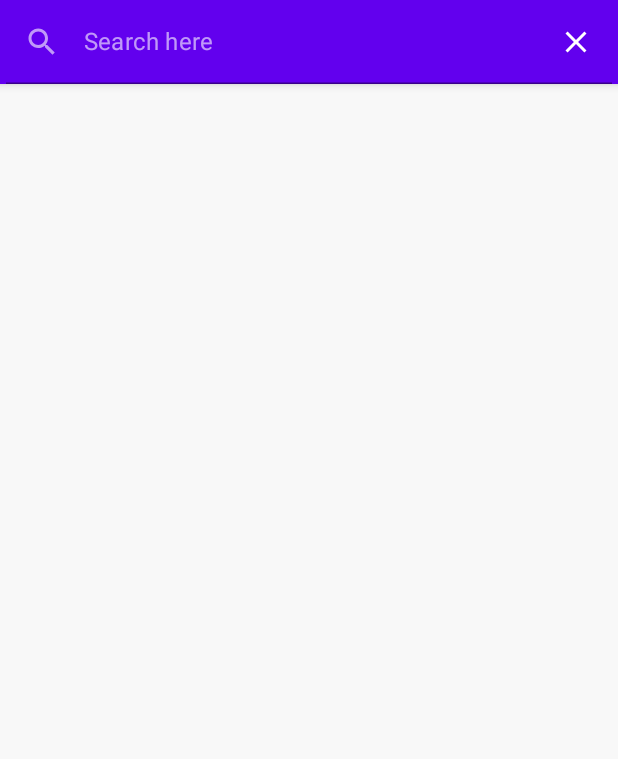
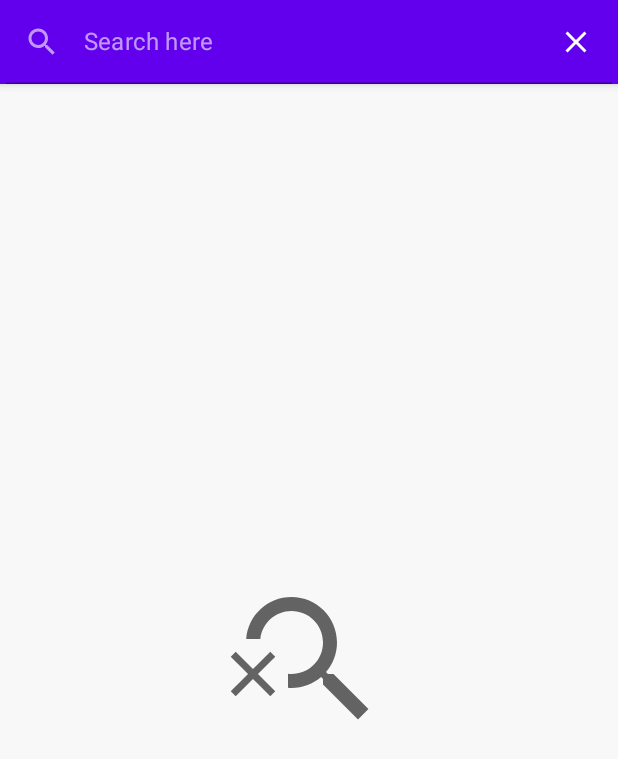
Before and after one commit to JoHwanhee/searchbook, an Android app built with Jetpack Compose: the screen it shows after launch (EntryPointActivity), after a tap on "Search Icon", on a phone screen of 412 x 824 dp. Shown: the top 759 px of the screen. Run offline under Robolectric (Android 15) with nearby library versions, the phone set to English and light mode, and no system bars; our stand-ins replace Dagger/Hilt's generated code, Room's generated code, Timber; pictures from the network do not load.

Commit message:
refactor: book list ui

```diff
--- a/app/src/main/java/com/hwanhee/searchbook/base/logger/ConsoleLoggerAdapter.kt
+++ b/app/src/main/java/com/hwanhee/searchbook/base/logger/ConsoleLoggerAdapter.kt
@@ -3,14 +3,20 @@ package com.hwanhee.searchbook.base.logger
 import com.hwanhee.searchbook.BuildConfig
 import timber.log.Timber
 
+
 class ConsoleLoggerAdapter : LoggerAdapter {
+    init {
+        Timber.plant(Timber.DebugTree())
+    }
+
     override fun e(e: Throwable) {
         Timber.e(e)
     }
 
     override fun d(message: String) {
         if (BuildConfig.DEBUG) {
-            Timber.d(message)
+
         }
+        Timber.d(message)
     }
 }
--- a/app/src/main/java/com/hwanhee/searchbook/model/Mappers.kt
+++ b/app/src/main/java/com/hwanhee/searchbook/model/Mappers.kt
@@ -133,12 +133,11 @@ fun BookDetailEntity.toBookItem(): BookItem {
 }
 
 
+
 fun List<BookItemAndDetails>.toBookItemList(): List<BookItem> {
     return this.map { it.detailEntity.toBookItem() }
 }
 
-fun List<BookItemAndDetails>.toDefaultBooksItem(): BooksItem {
-    this.toBookItemList().let {
-        return BooksItem(it.count(), 1, it.toMutableList())
-    }
+fun List<BookItem>.toDefaultBooksItem(): BooksItem {
+    return BooksItem(this.count(), 1, this.toMutableList())
 }
--- a/app/src/main/java/com/hwanhee/searchbook/ui/feature/books/BooksScreen.kt
+++ b/app/src/main/java/com/hwanhee/searchbook/ui/feature/books/BooksScreen.kt
@@ -22,6 +22,7 @@ import androidx.compose.ui.focus.FocusRequester
 import androidx.compose.ui.focus.focusRequester
 import androidx.compose.ui.graphics.Color
 import androidx.compose.ui.platform.LocalFocusManager
+import androidx.compose.ui.res.painterResource
 import androidx.compose.ui.res.stringResource
 import androidx.compose.ui.text.TextStyle
 import androidx.compose.ui.text.input.ImeAction
@@ -33,10 +34,13 @@ import com.hwanhee.searchbook.R
 import com.hwanhee.searchbook.base.InfiniteListHandler
 import com.hwanhee.searchbook.base.LAUNCH_LISTEN_FOR_EFFECTS
 import com.hwanhee.searchbook.base.SearchKeyword
+import com.hwanhee.searchbook.base.defaultCoilBuilder
+import com.hwanhee.searchbook.base.logger.Logger.d
 import com.hwanhee.searchbook.model.ui.BookItem
 import kotlinx.coroutines.flow.Flow
 import kotlinx.coroutines.flow.collect
 import kotlinx.coroutines.flow.onEach
+import kotlinx.coroutines.launch
 
 
 @Composable
@@ -52,6 +56,7 @@ fun BooksScreen(
     val focusManager = LocalFocusManager.current
     val focusRequester = remember { FocusRequester() }
     val networkError = stringResource(id = R.string.networkd_not_smooth)
+    val coroutineScope = rememberCoroutineScope()
 
     LaunchedEffect(LAUNCH_LISTEN_FOR_EFFECTS) {
         effectFlow?.onEach { effect ->
@@ -83,6 +88,9 @@ fun BooksScreen(
                     focusManager.clearFocus()
                 },
                 onCloseClicked = {
+                    coroutineScope.launch {
+                        listState.animateScrollToItem(0)
+                    }
                     onEventSent(BooksContract.Event.SearchOff)
                 },
                 onSearchTriggered = {
@@ -92,22 +100,41 @@ fun BooksScreen(
         },
     ) {
         Box {
+            when {
+                state.isLoading -> LoadingBar()
+                state.books.isEmpty() -> {
+                    NoItem()
+                }
+                else -> {
                     BooksList(
                         listState = listState,
                         bookItems = state.books,
                         isLoadingMoreState = state.isLoadingMore,
-                onItemClicked = {
-                    itemId -> onEventSent(BooksContract.Event.BookSelection(itemId))
+                        onItemClicked = { itemId -> onEventSent(BooksContract.Event.BookSelection(itemId))
+                        },
+                        onScrollInProgress = {
+                            focusManager.clearFocus()
                         },
                         onScrollMeetsBottom = {
                             onEventSent(BooksContract.Event.ScrollMeetsBottom)
                         }
                     )
-            if (state.isLoading)
-                LoadingBar()
+
+                }
+            }
         }
     }
 
+}
+
+@Composable
+fun NoItem() {
+    Image(
+        painterResource(R.drawable.ic_baseline_search_off_24),
+        contentDescription = "",
+        modifier = Modifier.fillMaxSize()
+            .padding(150.dp)
+    )
 }
 
 @Composable
@@ -134,7 +161,6 @@ fun MainAppBar(
             onSearchTriggered.invoke()
         }
     }
-
 }
 
 
@@ -188,11 +214,8 @@ fun SearchAppBar(
             trailingIcon = {
                 IconButton(
                     onClick = {
-                        if (text.isNotEmpty()) {
                         onTextChange("")
-                        } else {
                         onCloseClicked()
-                        }
                     }
                 ) {
                     Icon(
@@ -220,8 +243,6 @@ fun SearchAppBar(
     }
 }
 
-
-
 @Composable
 fun DefaultAppBar(onSearchClicked: () -> Unit) {
     TopAppBar(
@@ -244,13 +265,13 @@ fun DefaultAppBar(onSearchClicked: () -> Unit) {
     )
 }
 
-
 @Composable
 fun BooksList(
     listState: LazyListState,
     bookItems: List<BookItem>,
     isLoadingMoreState: Boolean,
     onItemClicked: (id: String) -> Unit = { },
+    onScrollInProgress: () -> Unit = { },
     onScrollMeetsBottom: () -> Unit = { }
 ) {
     LazyColumn(
@@ -267,6 +288,11 @@ fun BooksList(
                 LoadingBar()
             }
         }
+    }
+
+    if(listState.isScrollInProgress) {
+        d("isScrollInProgress")
+        onScrollInProgress.invoke()
     }
 
     InfiniteListHandler(listState = listState) {
@@ -338,9 +364,7 @@ fun BookItemThumbnail(
     Image(
         painter = rememberImagePainter(
             data = thumbnailUrl,
-            builder = {
-                crossfade(true)
-            }
+            builder = defaultCoilBuilder()
         ),
         modifier = Modifier
             .size(120.dp),
--- a/app/src/main/java/com/hwanhee/searchbook/ui/feature/books_details/BookDetailsContract.kt
+++ b/app/src/main/java/com/hwanhee/searchbook/ui/feature/books_details/BookDetailsContract.kt
@@ -3,9 +3,7 @@ package com.hwanhee.searchbook.ui.feature.books_details
 import com.hwanhee.searchbook.base.ViewEvent
 import com.hwanhee.searchbook.base.ViewSideEffect
 import com.hwanhee.searchbook.base.ViewState
-import com.hwanhee.searchbook.model.ui.BookItem
 import com.hwanhee.searchbook.model.ui.BookItemDetail
-import com.hwanhee.searchbook.ui.feature.books.BooksContract
 
 
 class BookDetailsContract {
--- a/app/src/main/java/com/hwanhee/searchbook/ui/feature/books_details/BookDetailsViewModel.kt
+++ b/app/src/main/java/com/hwanhee/searchbook/ui/feature/books_details/BookDetailsViewModel.kt
@@ -2,14 +2,11 @@ package com.hwanhee.searchbook.ui.feature.books_details
 
 import androidx.lifecycle.SavedStateHandle
 import androidx.lifecycle.viewModelScope
-
+import com.hwanhee.searchbook.NavigationKeys
 import com.hwanhee.searchbook.base.BaseViewModel
 import com.hwanhee.searchbook.model.BookRepository
-import com.hwanhee.searchbook.NavigationKeys
-import com.hwanhee.searchbook.ui.feature.books.BooksContract
 import dagger.hilt.android.lifecycle.HiltViewModel
 import kotlinx.coroutines.flow.catch
-import kotlinx.coroutines.flow.collect
 import kotlinx.coroutines.launch
 import javax.inject.Inject
 
--- /dev/null
+++ b/app/src/main/res/drawable/ic_baseline_search_off_24.xml
@@ -0,0 +1,13 @@
+<vector xmlns:android="http://schemas.android.com/apk/res/android"
+    android:width="24dp"
+    android:height="24dp"
+    android:viewportWidth="24"
+    android:viewportHeight="24"
+    android:tint="?attr/colorControlNormal">
+  <path
+      android:fillColor="@android:color/white"
+      android:pathData="M15.5,14h-0.79l-0.28,-0.27C15.41,12.59 16,11.11 16,9.5C16,5.91 13.09,3 9.5,3C6.08,3 3.28,5.64 3.03,9h2.02C5.3,6.75 7.18,5 9.5,5C11.99,5 14,7.01 14,9.5S11.99,14 9.5,14c-0.17,0 -0.33,-0.03 -0.5,-0.05v2.02C9.17,15.99 9.33,16 9.5,16c1.61,0 3.09,-0.59 4.23,-1.57L14,14.71v0.79l5,4.99L20.49,19L15.5,14z"/>
+  <path
+      android:fillColor="@android:color/white"
+      android:pathData="M6.47,10.82l-2.47,2.47l-2.47,-2.47l-0.71,0.71l2.47,2.47l-2.47,2.47l0.71,0.71l2.47,-2.47l2.47,2.47l0.71,-0.71l-2.47,-2.47l2.47,-2.47z"/>
+</vector>
```
Also changed, not shown: app/src/main/java/com/hwanhee/searchbook/base/Functions.kt (added, +13 -0 lines), app/src/main/java/com/hwanhee/searchbook/model/BookRepository.kt (+7 -6 lines), app/src/main/java/com/hwanhee/searchbook/ui/feature/books_details/BookDetailsScreen.kt (+15 -16 lines). Lines whose indentation alone changed are shown as unchanged.
